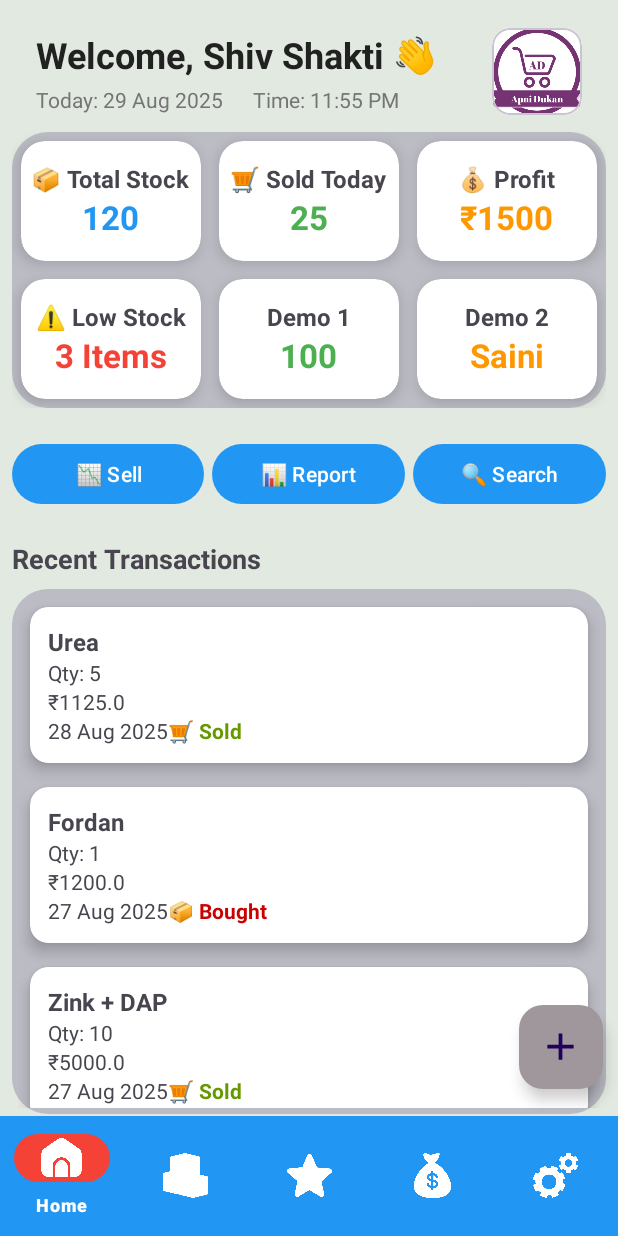
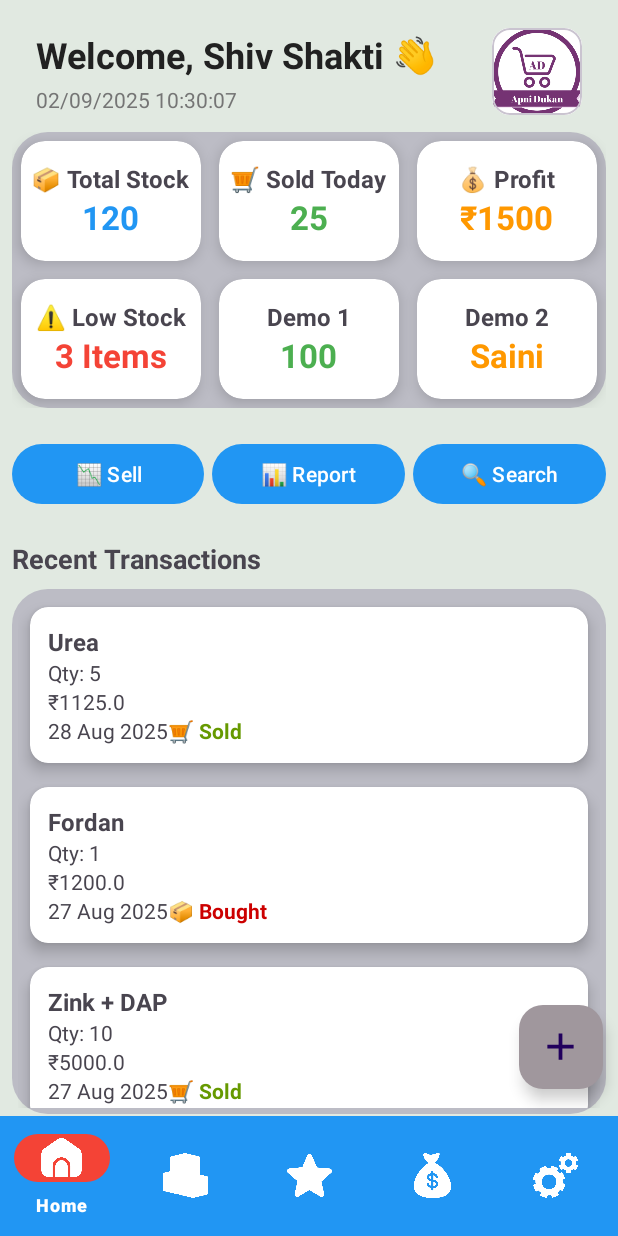
Before and after one commit to ujjaval01/Apni-Dukaan, an Android app: the screen it shows after launch (MainActivity), on a phone screen of 412 x 824 dp. Run offline under Robolectric (Android 15) with nearby library versions, the phone set to English and light mode, and no system bars; libraries missing offline, so code that uses them is left out: com.github.mikephil.charting; plain views replace LineChart; 16 statements that could not run were skipped.

Commit message:
update time and date, make realtime runnable in home screen

```diff
--- a/app/src/main/java/com/uv/apnidukaan/fragments/HomeFragment.kt
+++ b/app/src/main/java/com/uv/apnidukaan/fragments/HomeFragment.kt
@@ -2,9 +2,12 @@ package com.uv.apnidukaan.fragments
 
 import android.graphics.Color
 import android.os.Bundle
+import android.os.Handler
+import android.os.Looper
 import android.view.LayoutInflater
 import android.view.View
 import android.view.ViewGroup
+import android.widget.TextView
 import androidx.fragment.app.Fragment
 import androidx.recyclerview.widget.LinearLayoutManager
 import androidx.recyclerview.widget.RecyclerView
@@ -15,10 +18,18 @@ import com.github.mikephil.charting.data.LineDataSet
 import com.uv.apnidukaan.R
 import com.uv.apnidukaan.adapter.TransactionAdapter
 import com.uv.apnidukaan.model.Transaction
+import java.text.SimpleDateFormat
+import java.util.Date
+import java.util.Locale
 
 class HomeFragment : Fragment() {
 
     private lateinit var chart: LineChart
+
+    //for time and date
+    private lateinit var tvDateTime: TextView
+    private val handler = Handler(Looper.getMainLooper())
+    private lateinit var runnable: Runnable
 
     override fun onCreateView(
         inflater: LayoutInflater, container: ViewGroup?,
@@ -26,6 +37,10 @@ class HomeFragment : Fragment() {
     ): View? {
         val view = inflater.inflate(R.layout.fragment_home, container, false)
 
+        //for date and time
+        tvDateTime = view.findViewById(R.id.tvDateTime)
+
+        //for chart with dummy data
         chart = view.findViewById(R.id.profitLossChart)
         setupProfitLossChart()
 
@@ -80,4 +95,22 @@ class HomeFragment : Fragment() {
         chart.animateY(1000)
         chart.invalidate()
     }
+
+    override fun onResume() {
+        super.onResume()
+        runnable = object : Runnable {
+            override fun run() {
+                val currentDateTime = SimpleDateFormat("dd/MM/yyyy HH:mm:ss", Locale.getDefault())
+                    .format(Date())
+                tvDateTime.text = currentDateTime
+                handler.postDelayed(this, 1000)
+            }
+        }
+        handler.post(runnable)
+    }
+
+    override fun onPause() {
+        super.onPause()
+        handler.removeCallbacks(runnable)
+    }
 }
--- a/app/src/main/res/layout/fragment_home.xml
+++ b/app/src/main/res/layout/fragment_home.xml
@@ -47,7 +47,7 @@
                     android:orientation="horizontal">
 
                     <TextView
-                        android:id="@+id/tvDate"
+                        android:id="@+id/tvDateTime"
                         android:layout_width="wrap_content"
                         android:layout_height="wrap_content"
                         android:text="@string/today_29_aug_2025"
@@ -55,13 +55,6 @@
                         android:textSize="14sp"
                         android:textColor="#757575"/>
 
-                    <TextView
-                        android:id="@+id/tvTime"
-                        android:layout_width="wrap_content"
-                        android:layout_height="wrap_content"
-                        android:text="@string/time_11_55_pm"
-                        android:textSize="14sp"
-                        android:textColor="#757575"/>
                 </LinearLayout>
             </LinearLayout>
 
--- a/app/src/main/res/values/strings.xml
+++ b/app/src/main/res/values/strings.xml
@@ -22,7 +22,7 @@
     <string name="version_1_0_0">Version: 1.0.0</string>
     <string name="change_language">Change language</string>
     <string name="welcome_shiv_shakti">Welcome, Shiv Shakti 👋</string>
-    <string name="today_29_aug_2025">Today: 29 Aug 2025</string>
+    <string name="today_29_aug_2025">Today: 29 Aug 2025 14:30:55</string>
     <string name="time_11_55_pm">Time: 11:55 PM</string>
     <string name="app_logo">App Logo</string>
     <string name="total_stock">📦 Total Stock</string>
```
Also changed, not shown: 1 other file.
